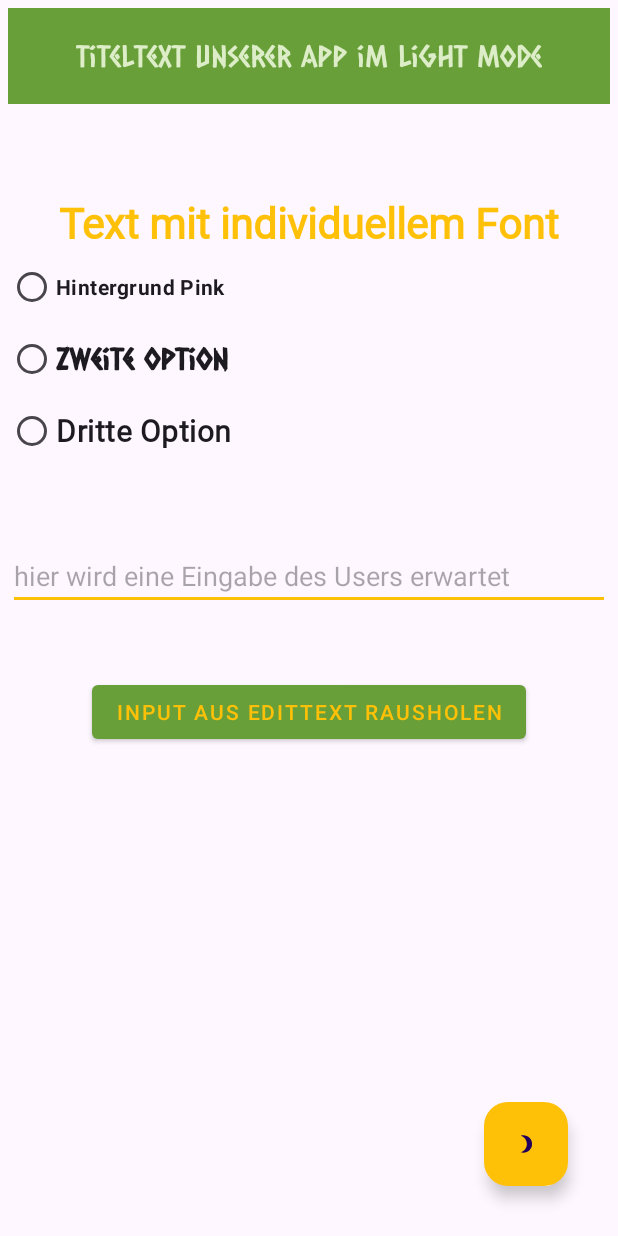
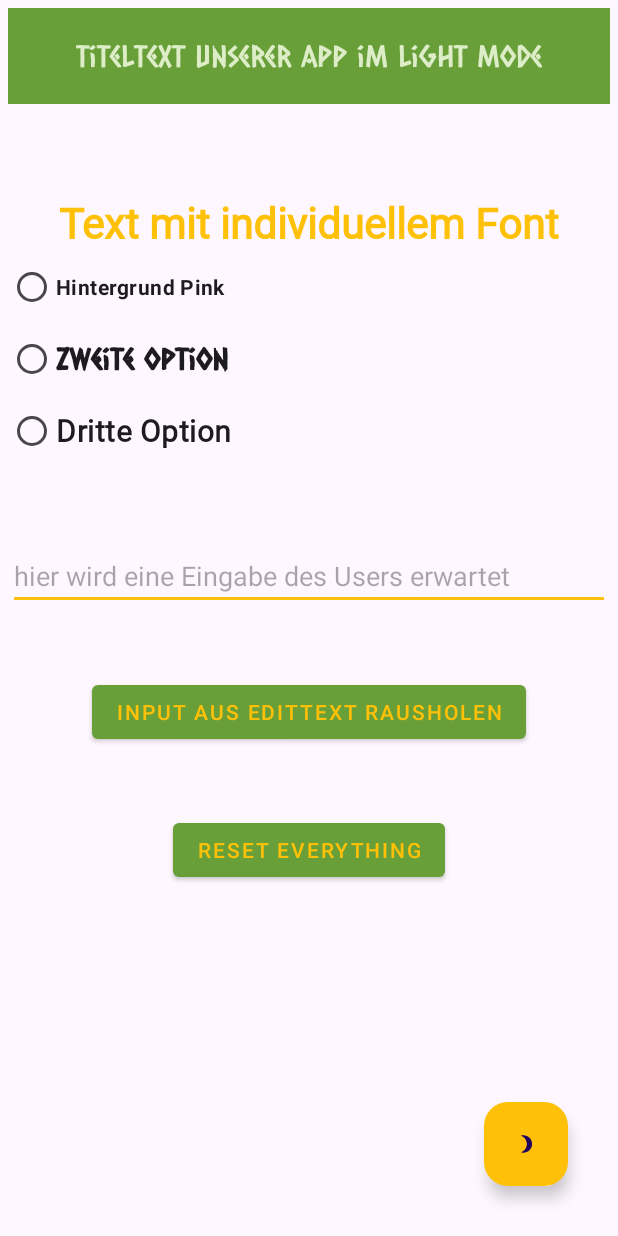
Before and after one commit to MarianneSyntax/UserInputLive, an Android app: the screen it shows after launch (MainActivity), on a phone screen of 412 x 824 dp. Run offline under Robolectric (Android 15) with nearby library versions, the light colour scheme and no system bars; our stand-ins replace navigation-ui.

Commit message:
logik reset button

```diff
--- a/app/src/main/java/com/example/userinputlive/MainActivity.kt
+++ b/app/src/main/java/com/example/userinputlive/MainActivity.kt
@@ -59,5 +59,15 @@ class MainActivity : AppCompatActivity() {
            Snackbar.make(it,"1. RadioButton geklickt",Snackbar.LENGTH_SHORT).show()
             constraintLayout.setBackgroundColor(ContextCompat.getColor(this, R.color.pink))
         }
+
+        // Initialisierung Reset Button
+        val resetButton = findViewById<Button>(R.id.resetButton)
+        // Logik Reset Button
+        resetButton.setOnClickListener {
+            constraintLayout.setBackgroundColor(ContextCompat.getColor(this,R.color.white))
+            editText.text.clear()
+            outputTextView.text = ""
+        }
+
     }
 }
--- a/app/src/main/res/layout/activity_main.xml
+++ b/app/src/main/res/layout/activity_main.xml
@@ -110,5 +110,14 @@
         android:src="@drawable/ic_launcher_foreground"
         app:layout_constraintEnd_toEndOf="parent" />
 
+    <Button
+        android:id="@+id/resetButton"
+        style="@style/CustomButtonStyle"
+        android:layout_marginTop="44dp"
+        android:text="Reset Everything"
+        app:layout_constraintEnd_toEndOf="parent" app:layout_constraintStart_toStartOf="parent"
+        app:layout_constraintTop_toBottomOf="@+id/button" />
+
+
 
 </androidx.constraintlayout.widget.ConstraintLayout>
```
